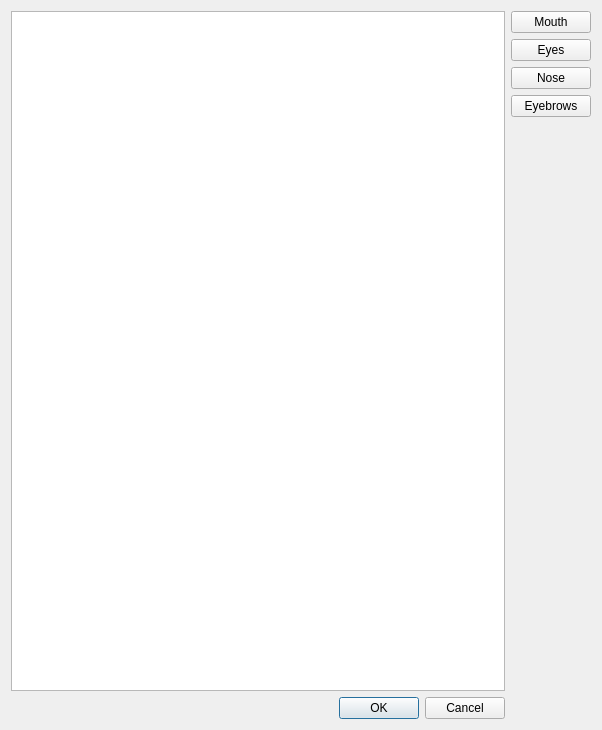
Above: UI/UIFiles/opciones.ui from celiacintas/popeye before the change. Below: the same form after it.
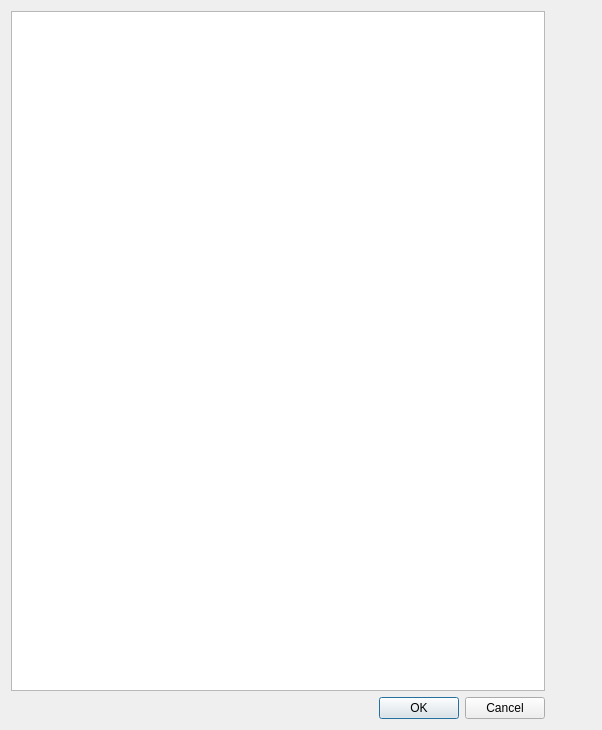
That is the form after the change. Icons and pictures are not drawn.

Commit message: adding buttons selec

```diff
--- a/UI/UIFiles/opciones.ui
+++ b/UI/UIFiles/opciones.ui
@@ -20,7 +20,19 @@
   <layout class="QGridLayout" name="gridLayout_2">
    <item row="0" column="0">
     <layout class="QGridLayout" name="gridLayout">
-     <item row="2" column="0">
+     <item row="0" column="0" rowspan="2">
+      <layout class="QVBoxLayout" name="verticalLayout_2">
+       <item>
+        <widget class="QGraphicsView" name="graphicsView">
+         <property name="minimumSize">
+          <size>
+           <width>0</width>
+           <height>0</height>
+          </size>
+         </property>
+        </widget>
+       </item>
+       <item>
       <widget class="QDialogButtonBox" name="buttonBox">
        <property name="sizePolicy">
         <sizepolicy hsizetype="Expanding" vsizetype="Fixed">
@@ -54,61 +66,105 @@
        </property>
       </widget>
      </item>
-     <item row="1" column="1" rowspan="2">
-      <spacer name="verticalSpacer">
-       <property name="orientation">
-        <enum>Qt::Vertical</enum>
-       </property>
-       <property name="sizeHint" stdset="0">
-        <size>
-         <width>20</width>
-         <height>68</height>
-        </size>
-       </property>
-      </spacer>
-     </item>
-     <item row="0" column="0" rowspan="2">
-      <widget class="QGraphicsView" name="graphicsView">
-       <property name="minimumSize">
-        <size>
-         <width>0</width>
-         <height>0</height>
-        </size>
-       </property>
-      </widget>
+      </layout>
      </item>
      <item row="0" column="1">
       <layout class="QVBoxLayout" name="verticalLayout">
        <item>
         <widget class="QPushButton" name="pushButton">
          <property name="text">
-          <string>Mouth</string>
+          <string/>
+         </property>
+         <property name="icon">
+          <iconset resource="Icons.qrc">
+           <normaloff>:/icons/Icons/ceja.png</normaloff>:/icons/Icons/ceja.png</iconset>
+         </property>
+         <property name="iconSize">
+          <size>
+           <width>64</width>
+           <height>64</height>
+          </size>
+         </property>
+         <property name="flat">
+          <bool>true</bool>
          </property>
         </widget>
        </item>
        <item>
         <widget class="QPushButton" name="pushButton_2">
          <property name="text">
-          <string>Eyes</string>
+          <string/>
+         </property>
+         <property name="icon">
+          <iconset resource="Icons.qrc">
+           <normaloff>:/icons/Icons/ojo.png</normaloff>:/icons/Icons/ojo.png</iconset>
+         </property>
+         <property name="iconSize">
+          <size>
+           <width>64</width>
+           <height>64</height>
+          </size>
+         </property>
+         <property name="flat">
+          <bool>true</bool>
          </property>
         </widget>
        </item>
        <item>
         <widget class="QPushButton" name="pushButton_4">
          <property name="text">
-          <string>Nose</string>
+          <string/>
+         </property>
+         <property name="icon">
+          <iconset resource="Icons.qrc">
+           <normaloff>:/icons/Icons/nariz.png</normaloff>:/icons/Icons/nariz.png</iconset>
+         </property>
+         <property name="iconSize">
+          <size>
+           <width>64</width>
+           <height>64</height>
+          </size>
+         </property>
+         <property name="flat">
+          <bool>true</bool>
          </property>
         </widget>
        </item>
        <item>
         <widget class="QPushButton" name="pushButton_3">
          <property name="text">
-          <string>Eyebrows</string>
+          <string/>
          </property>
+         <property name="icon">
+          <iconset resource="Icons.qrc">
+           <normaloff>:/icons/Icons/boca.png</normaloff>:/icons/Icons/boca.png</iconset>
+         </property>
+         <property name="iconSize">
+          <size>
+           <width>64</width>
+           <height>64</height>
+          </size>
+         </property>
+         <property name="flat">
+          <bool>true</bool>
+         </property>
         </widget>
        </item>
       </layout>
      </item>
+     <item row="1" column="1">
+      <spacer name="verticalSpacer">
+       <property name="orientation">
+        <enum>Qt::Vertical</enum>
+       </property>
+       <property name="sizeHint" stdset="0">
+        <size>
+         <width>20</width>
+         <height>128</height>
+        </size>
+       </property>
+      </spacer>
+     </item>
     </layout>
    </item>
   </layout>
```
Left out of the diff: 4 changed lines with no effect on the pictures. Lines whose indentation alone changed are shown as unchanged. The commit also changes 4 other files.
